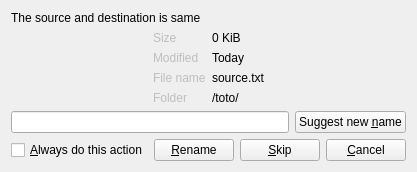
Above: plugins/CopyEngine/Ultracopier/fileIsSameDialog.ui from alphaonex86/Ultracopier before the change. Below: the same form after it.
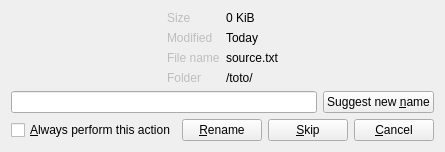
That is the form after the change.

Patch:
```diff
--- a/plugins/CopyEngine/Ultracopier/fileIsSameDialog.ui
+++ b/plugins/CopyEngine/Ultracopier/fileIsSameDialog.ui
@@ -6,21 +6,14 @@
    <rect>
     <x>0</x>
     <y>0</y>
-    <width>378</width>
-    <height>160</height>
+    <width>411</width>
+    <height>142</height>
    </rect>
   </property>
   <property name="windowTitle">
    <string>This files are the same file</string>
   </property>
   <layout class="QVBoxLayout" name="verticalLayout">
-   <item>
-    <widget class="QLabel" name="label">
-     <property name="text">
-      <string>The source and destination is same</string>
-     </property>
-    </widget>
-   </item>
    <item>
     <layout class="QHBoxLayout" name="horizontalLayout">
      <item>
@@ -174,7 +167,7 @@
      <item>
       <widget class="QCheckBox" name="checkBoxAlways">
        <property name="text">
-        <string>&amp;Always do this action</string>
+        <string>&amp;Always perform this action</string>
        </property>
       </widget>
      </item>
```
Left out of the diff: 2 changed lines with no effect on the pictures.
